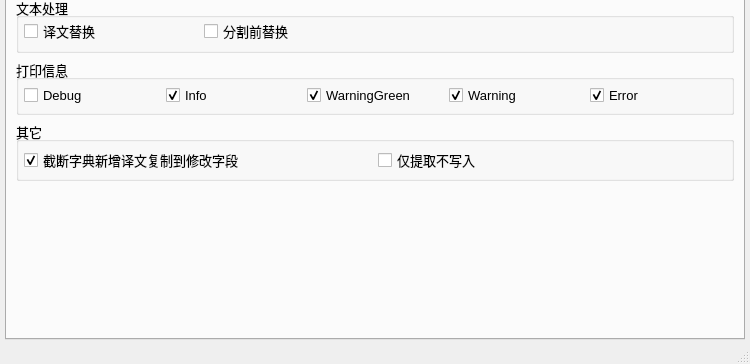
Before: the Qt Designer form main/ui_mainWindow.ui in satan53x/SExtractor, drawn with Qt 5; both pictures show x 0 to 750 and y 236 to 600 of the 750 by 600 pixel window.
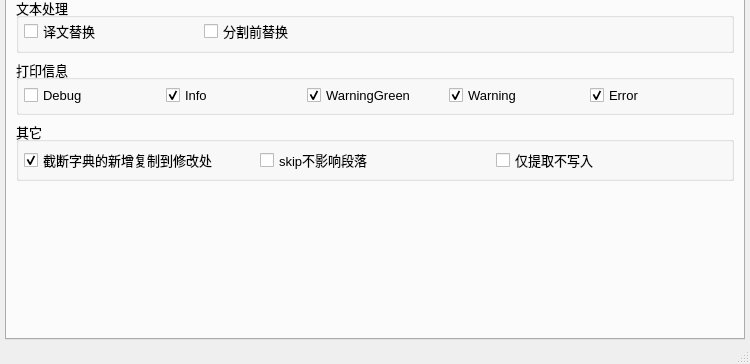
After: the same form once the commit is applied. The open tabs and pages were chosen to show the change.

Commit message:
添加选项：skip不影响段落
勾选时，skip不会把lastCtrl设为None，则不会影响paragraph结构

Diff of the .ui file:
```diff
--- a/main/ui_mainWindow.ui
+++ b/main/ui_mainWindow.ui
@@ -929,7 +929,7 @@
           <property name="title">
            <string>其它</string>
           </property>
-          <layout class="QHBoxLayout" name="horizontalLayout_25">
+          <layout class="QHBoxLayout" name="horizontalLayout_25" stretch="1,1,1">
            <property name="leftMargin">
             <number>5</number>
            </property>
@@ -945,13 +945,20 @@
            <item>
             <widget class="QCheckBox" name="cutoffCopyCheck">
              <property name="text">
-              <string>截断字典新增译文复制到修改字段</string>
+              <string>截断字典的新增复制到修改处</string>
              </property>
              <property name="checked">
               <bool>true</bool>
              </property>
             </widget>
            </item>
+           <item>
+            <widget class="QCheckBox" name="ignoreSkipCheck">
+             <property name="text">
+              <string>skip不影响段落</string>
+             </property>
+            </widget>
+           </item>
            <item>
             <widget class="QCheckBox" name="noInputCheck">
              <property name="text">
```
The commit also changes 6 other files.
